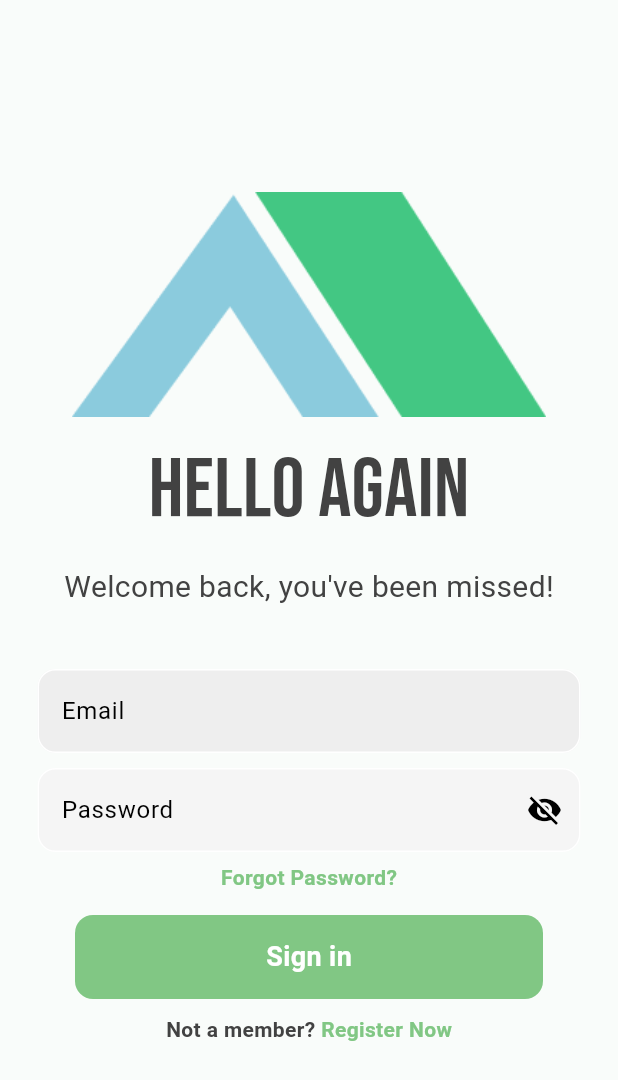
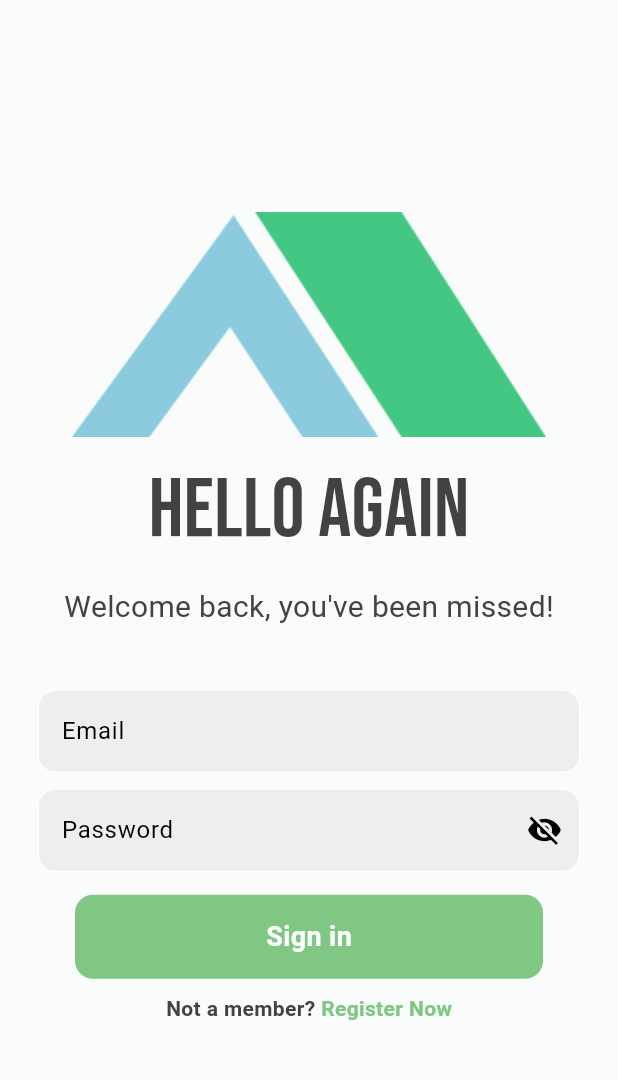
Before and after one commit to toska05/apapp, a Flutter app: the screen it shows after launch, on a phone screen of 412 x 824 dp. Shown: the top 1080 px of the screen. Run offline on Flutter 3.47's test engine with Material 3 defaults, Android fonts, the light colour scheme and no system bars; our stand-ins replace camera, cloud_firestore, firebase_auth, firebase_core, firebase_storage, geocoding and 8 more; missing offline and left inert: flutter_polyline_points, gal, google_mlkit_image_labeling; accounts and stored records are empty.

Commit message:
fixes
what has been fixed: logging out, mess in the files in lib, reset password (i commented it)

```diff
--- a/lib/auth/auth_page.dart
+++ b/lib/auth/auth_page.dart
@@ -1,6 +1,6 @@
 import 'package:flutter/material.dart';
-import 'package:apapp/pages/login_page.dart';
-import 'package:apapp/pages/register_page.dart';
+import 'package:apapp/pages/logging_in/login_page.dart';
+import 'package:apapp/pages/logging_in/register_page.dart';
 
 class AuthPage extends StatefulWidget {
   const AuthPage({super.key});
--- a/lib/pages/login_page.dart
+++ b/lib/pages/logging_in/login_page.dart
@@ -1,7 +1,7 @@
 import 'package:firebase_auth/firebase_auth.dart';
 import 'package:flutter/material.dart';
 import 'package:google_fonts/google_fonts.dart';
-import 'package:apapp/pages/forgot_pw_page.dart';
+// import 'package:apapp/pages/logging_in/forgot_pw_page.dart';
 
 class LoginPage extends StatefulWidget {
   final VoidCallback showRegisterPage;
@@ -97,7 +97,7 @@ class _LoginPageState extends State<LoginPage> {
                         borderRadius: BorderRadius.circular(12),
                       ),
                       hintText: 'Password',
-                      fillColor: Colors.grey[100],
+                      fillColor: Colors.grey[200],
                       filled: true,
                       suffixIcon: IconButton(
                         icon: Icon(
@@ -113,27 +113,27 @@ class _LoginPageState extends State<LoginPage> {
                   )
                 ),
 
-                const SizedBox(height: 7),
+                // const SizedBox(height: 7),
 
-                GestureDetector(
-                  onTap: (){
-                    Navigator.push(
-                      context,
-                      MaterialPageRoute(
-                        builder: (context) {
-                          return ForgotPasswordPage();
-                        },
-                      ),
-                    );
-                  },
-                  child: Text(
-                    'Forgot Password?',
-                    style: TextStyle(
-                    color: Colors.green[300]!,
-                    fontWeight: FontWeight.bold,
-                    ),
-                  ),
-                ),
+                // GestureDetector(
+                //   onTap: (){
+                //     Navigator.push(
+                //       context,
+                //       MaterialPageRoute(
+                //         builder: (context) {
+                //           return ForgotPasswordPage();
+                //         },
+                //       ),
+                //     );
+                //   },
+                //   child: Text(
+                //     'Forgot Password?',
+                //     style: TextStyle(
+                //     color: Colors.green[300]!,
+                //     fontWeight: FontWeight.bold,
+                //     ),
+                //   ),
+                // ),
 
                 //sign in button
                 const SizedBox(height: 15),
```
Also changed, not shown: lib/pages/home_page.dart (deleted, +0 -43 lines), lib/pages/profile/profile_page.dart (+11 -1 lines), lib/unused_pages/home_page.dart (added, +43 -0 lines), lib/pages/logging_in/forgot_pw_page.dart (renamed from lib/pages/forgot_pw_page.dart), lib/pages/logging_in/register_page.dart (renamed from lib/pages/register_page.dart), lib/unused_pages/bookings_page.dart (renamed from lib/pages/bookings_page.dart), lib/unused_pages/my_drawer.dart (renamed from lib/components/my_drawer.dart).
